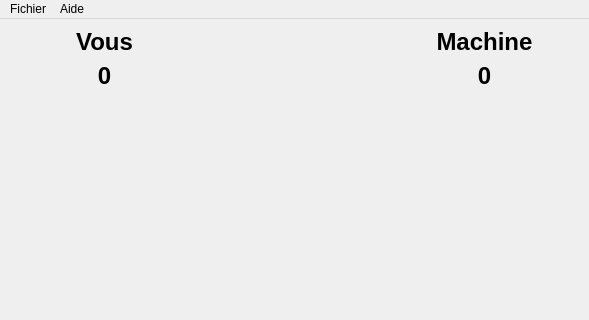
The window that mainwindow.ui (Mathiisss/chifoumi) describes before a commit, drawn with Qt 5; both pictures show x 0 to 589 and y 0 to 320 of the 589 by 587 pixel window.
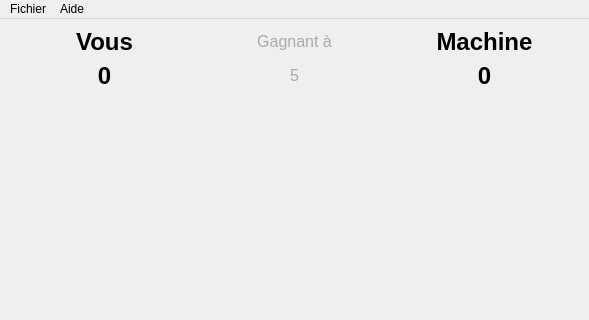
The same window after the commit. Icons and pictures are not drawn.

```diff
--- a/mainwindow.ui
+++ b/mainwindow.ui
@@ -179,6 +179,20 @@
             </property>
            </spacer>
           </item>
+          <item row="1" column="2">
+           <widget class="QLabel" name="label">
+            <property name="text">
+             <string>&lt;html&gt;&lt;head/&gt;&lt;body&gt;&lt;p align=&quot;center&quot;&gt;&lt;span style=&quot; font-size:12pt; color:#aaaaaa;&quot;&gt;Gagnant à&lt;/span&gt;&lt;/p&gt;&lt;/body&gt;&lt;/html&gt;</string>
+            </property>
+           </widget>
+          </item>
+          <item row="2" column="2">
+           <widget class="QLabel" name="label_2">
+            <property name="text">
+             <string>&lt;html&gt;&lt;head/&gt;&lt;body&gt;&lt;p align=&quot;center&quot;&gt;&lt;span style=&quot; font-size:12pt; color:#aaaaaa;&quot;&gt;5&lt;/span&gt;&lt;/p&gt;&lt;/body&gt;&lt;/html&gt;</string>
+            </property>
+           </widget>
+          </item>
          </layout>
         </item>
         <item>
```
